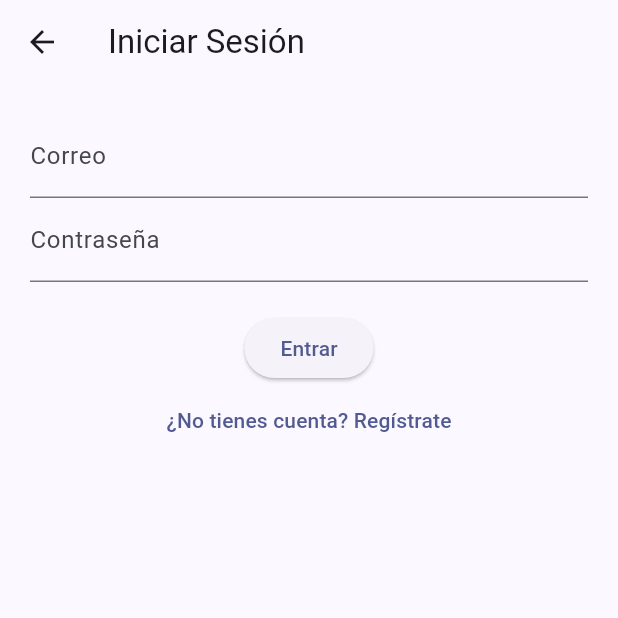
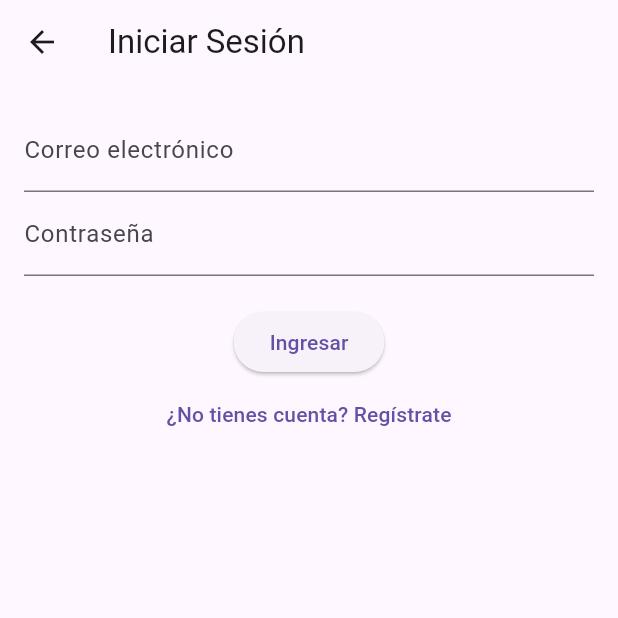
Before and after one commit to Kristen-07/App_Salud_Abue, a Flutter app: the LoginPage screen opened directly, on a phone screen of 412 x 824 dp, the top half of it. Run offline on Flutter 3.47's test engine with Material 3 defaults, Android fonts, the light colour scheme and no system bars; our stand-ins replace firebase_auth, firebase_core; accounts and stored records are empty.

Commit message:
segundo commit

```diff
--- a/lib/auth/login_page.dart
+++ b/lib/auth/login_page.dart
@@ -1,51 +1,35 @@
 import 'package:flutter/material.dart';
-import 'package:firebase_auth/firebase_auth.dart';
-import 'register_page.dart';
 
-class LoginPage extends StatefulWidget {
-  @override
-  _LoginPageState createState() => _LoginPageState();
-}
-
-class _LoginPageState extends State<LoginPage> {
-  final emailController = TextEditingController();
-  final passwordController = TextEditingController();
-
-  void login() async {
-    try {
-      await FirebaseAuth.instance.signInWithEmailAndPassword(
-        email: emailController.text.trim(),
-        password: passwordController.text.trim(),
-      );
-    } catch (e) {
-      ScaffoldMessenger.of(context)
-          .showSnackBar(SnackBar(content: Text("Error: $e")));
-    }
-  }
+class LoginPage extends StatelessWidget {
+  const LoginPage({super.key});
 
   @override
   Widget build(BuildContext context) {
     return Scaffold(
-      appBar: AppBar(title: Text('Iniciar Sesión')),
+      appBar: AppBar(title: const Text('Iniciar Sesión')),
       body: Padding(
-        padding: const EdgeInsets.all(20),
+        padding: const EdgeInsets.all(16.0),
         child: Column(
           children: [
-            TextField(
-                controller: emailController,
-                decoration: InputDecoration(labelText: 'Correo')),
-            TextField(
-                controller: passwordController,
-                decoration: InputDecoration(labelText: 'Contraseña'),
-                obscureText: true),
-            SizedBox(height: 20),
-            ElevatedButton(onPressed: login, child: Text('Entrar')),
+            const TextField(
+              decoration: InputDecoration(labelText: 'Correo electrónico'),
+            ),
+            const TextField(
+              obscureText: true,
+              decoration: InputDecoration(labelText: 'Contraseña'),
+            ),
+            const SizedBox(height: 20),
+            ElevatedButton(
+              onPressed: () {
+                Navigator.pushReplacementNamed(context, '/home');
+              },
+              child: const Text('Ingresar'),
+            ),
             TextButton(
-              onPressed: () => Navigator.push(
-                context,
-                MaterialPageRoute(builder: (_) => RegisterPage()),
-              ),
-              child: Text('¿No tienes cuenta? Regístrate'),
+              onPressed: () {
+                Navigator.pushNamed(context, '/register');
+              },
+              child: const Text('¿No tienes cuenta? Regístrate'),
             ),
           ],
         ),
--- a/lib/modules/pressure_glucose/pressure_form.dart
+++ b/lib/modules/pressure_glucose/pressure_form.dart
@@ -0,0 +1,3 @@
+import 'package:flutter/widgets.dart';
+
+class PressureForm extends StatefulWidget {}
--- /dev/null
+++ b/lib/routes/app_routes.dart
@@ -0,0 +1,10 @@
+import 'package:flutter/material.dart';
+import '../auth/login_page.dart';
+import '../auth/register_page.dart';
+import '../home/home_page.dart';
+
+final Map<String, WidgetBuilder> appRoutes = {
+  '/login': (context) => LoginPage(),
+  '/register': (context) => RegisterPage(),
+  '/home': (context) => HomePage(),
+};
```
Also changed, not shown: lib/auth/register_page.dart (+11 -8 lines), lib/home/home_page.dart (+10 -7 lines), lib/main.dart (+9 -24 lines), firebase.json (added), lib/firebase_options.dart (added), lib/modules/profile/profile_page.dart (added), 3 other files.
